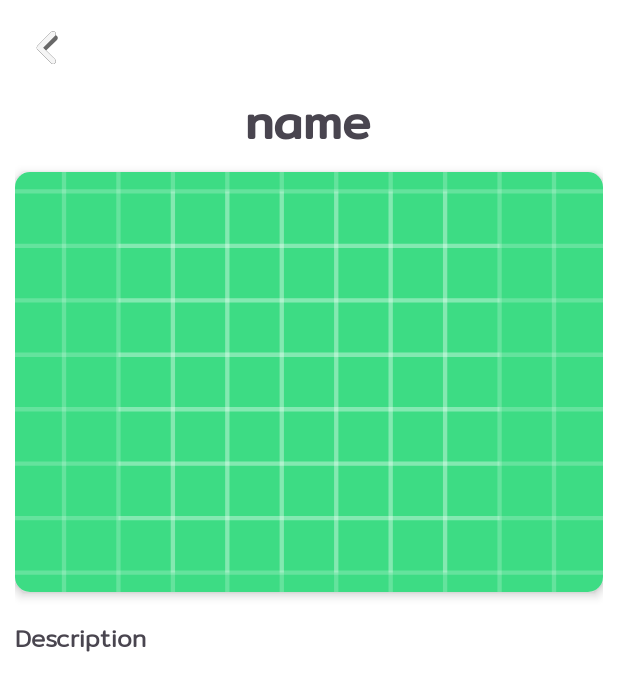
After one commit to Demithier01/Cactus, an Android app: the DetailFragment screen opened through its navigation route, on a phone screen of 412 x 824 dp. The commit adds this screen. Shown: the top 691 px of the screen. Run offline under Robolectric (Android 15) with nearby library versions, the phone set to English and light mode, and no system bars; pictures from the network do not load.

Commit message:
Add a Detail page and an AddData page for adding information(update)

```diff
--- a/app/src/main/java/com/example/cactus/AddDataFragment.kt
+++ b/app/src/main/java/com/example/cactus/AddDataFragment.kt
@@ -24,8 +24,7 @@ class AddDataFragment : Fragment() {
 
         val speciesService = RetrofitInstance.getRetrofitInstance().create(SpeciesService::class.java)
         val viewModelFactory = SpeciesServiceFactory(speciesService)
-//        viewModel = ViewModelProvider(requireActivity(), viewModelFactory).get(RetrofitViewModel::class.java)
-        val sharedViewModel = ViewModelProvider(requireActivity(), viewModelFactory).get(RetrofitViewModel::class.java)
+        viewModel = ViewModelProvider(requireActivity(), viewModelFactory).get(RetrofitViewModel::class.java)
 
         binding.btnAdd.setOnClickListener {
             val name = binding.addName.text.toString()
@@ -34,7 +33,7 @@ class AddDataFragment : Fragment() {
 
             if (name.isNotEmpty() && title.isNotEmpty() && imageUrl.isNotEmpty()) {
                 val newSpeciesItem = SpeciesItem(name, title, imageUrl)
-                sharedViewModel.createData(newSpeciesItem)
+                viewModel.createData(newSpeciesItem)
 
                 // Navigate back to RetrofitFragment
                 findNavController().popBackStack()
--- /dev/null
+++ b/app/src/main/java/com/example/cactus/DetailFragment.kt
@@ -0,0 +1,45 @@
+package com.example.cactus
+
+import android.os.Bundle
+import androidx.fragment.app.Fragment
+import android.view.LayoutInflater
+import android.view.View
+import android.view.ViewGroup
+import com.bumptech.glide.Glide
+import com.example.cactus.databinding.FragmentDetailBinding
+import com.example.cactus.model.SpeciesItem
+
+class DetailFragment : Fragment() {
+    private lateinit var binding: FragmentDetailBinding
+    override fun onCreateView(
+        inflater: LayoutInflater, container: ViewGroup?,
+        savedInstanceState: Bundle?
+    ): View? {
+       binding = FragmentDetailBinding.inflate(inflater,container,false)
+       return binding.root
+    }
+
+    override fun onViewCreated(view: View, savedInstanceState: Bundle?) {
+        super.onViewCreated(view, savedInstanceState)
+
+        arguments?.let {
+            val speciesItem = it.getParcelable<SpeciesItem>("id")
+            speciesItem?.let { displaySpeciesDetails(it) }
+        }
+
+        binding.btnBack.setOnClickListener {
+                activity?.supportFragmentManager?.popBackStack()
+        }
+    }
+    private fun displaySpeciesDetails(speciesItem: SpeciesItem) {
+        binding.apply {
+            detailName.text = speciesItem.name
+            detailTitle.text = speciesItem.title
+            Glide.with(detailImg.context)
+                .load(speciesItem.imageUrl)
+                .placeholder(R.drawable.image)
+                .error(R.drawable.ic_img_error)
+                .into(detailImg)
+        }
+    }
+}
--- a/app/src/main/java/com/example/cactus/RetrofitViewModel.kt
+++ b/app/src/main/java/com/example/cactus/RetrofitViewModel.kt
@@ -1,7 +1,6 @@
 package com.example.cactus
 
 import android.util.Log
-import android.widget.Toast
 import androidx.lifecycle.LiveData
 import androidx.lifecycle.MutableLiveData
 import androidx.lifecycle.ViewModel
@@ -10,7 +9,6 @@ import com.example.cactus.model.SpeciesItem
 import retrofit2.Call
 import retrofit2.Callback
 import retrofit2.Response
-import java.util.Locale
 
 class RetrofitViewModel(private val speciesService: SpeciesService) : ViewModel() {
 
--- /dev/null
+++ b/app/src/main/res/layout/fragment_detail.xml
@@ -0,0 +1,67 @@
+<?xml version="1.0" encoding="utf-8"?>
+<FrameLayout xmlns:android="http://schemas.android.com/apk/res/android"
+    xmlns:tools="http://schemas.android.com/tools"
+    android:layout_width="match_parent"
+    android:layout_height="match_parent"
+    xmlns:app="http://schemas.android.com/apk/res-auto"
+    tools:context=".DetailFragment"
+    android:id="@+id/detail_container">
+<ImageView
+    android:id="@+id/btn_back"
+    android:layout_width="wrap_content"
+    android:layout_height="wrap_content"
+    android:layout_margin="10dp"
+    android:foreground="?android:attr/selectableItemBackground"
+    android:src="@drawable/ic_back"/>
+
+    <ScrollView
+        android:layout_width="match_parent"
+        android:layout_height="match_parent"
+        android:layout_marginTop="45dp">
+
+        <LinearLayout
+            android:layout_width="match_parent"
+            android:layout_height="match_parent"
+            android:orientation="vertical"
+            android:padding="10dp">
+
+
+            <TextView
+                android:id="@+id/detail_name"
+                android:layout_width="wrap_content"
+                android:layout_height="wrap_content"
+                android:layout_gravity="center_horizontal"
+                android:fontFamily="@font/mitr_regular"
+                android:text="name"
+                android:textSize="32dp"
+                android:textStyle="bold" />
+
+            <androidx.cardview.widget.CardView
+                android:layout_width="match_parent"
+                android:layout_height="280dp"
+                app:cardCornerRadius="10dp"
+                app:cardElevation="4dp"
+                android:layout_marginTop="8dp">
+
+                <ImageView
+                    android:id="@+id/detail_img"
+                    android:layout_width="match_parent"
+                    android:layout_height="match_parent"
+                    android:layout_gravity="center"
+                    android:scaleType="centerCrop"
+                    android:src="@drawable/ic_launcher_background" />
+            </androidx.cardview.widget.CardView>
+
+
+            <TextView
+                android:id="@+id/detail_title"
+                android:layout_width="match_parent"
+                android:layout_height="wrap_content"
+                android:layout_marginTop="18dp"
+                android:fontFamily="@font/mitr_light"
+                android:text="@string/description"
+                android:textSize="16dp"
+                android:textStyle="bold" />
+        </LinearLayout>
+    </ScrollView>
+</FrameLayout>
```
